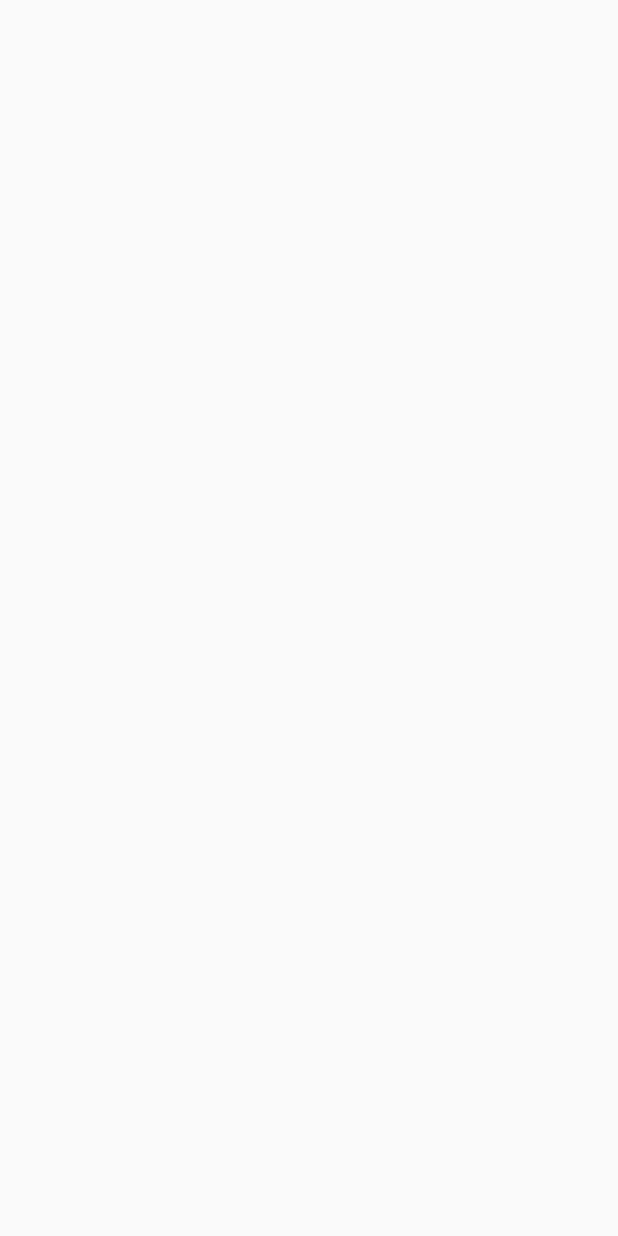
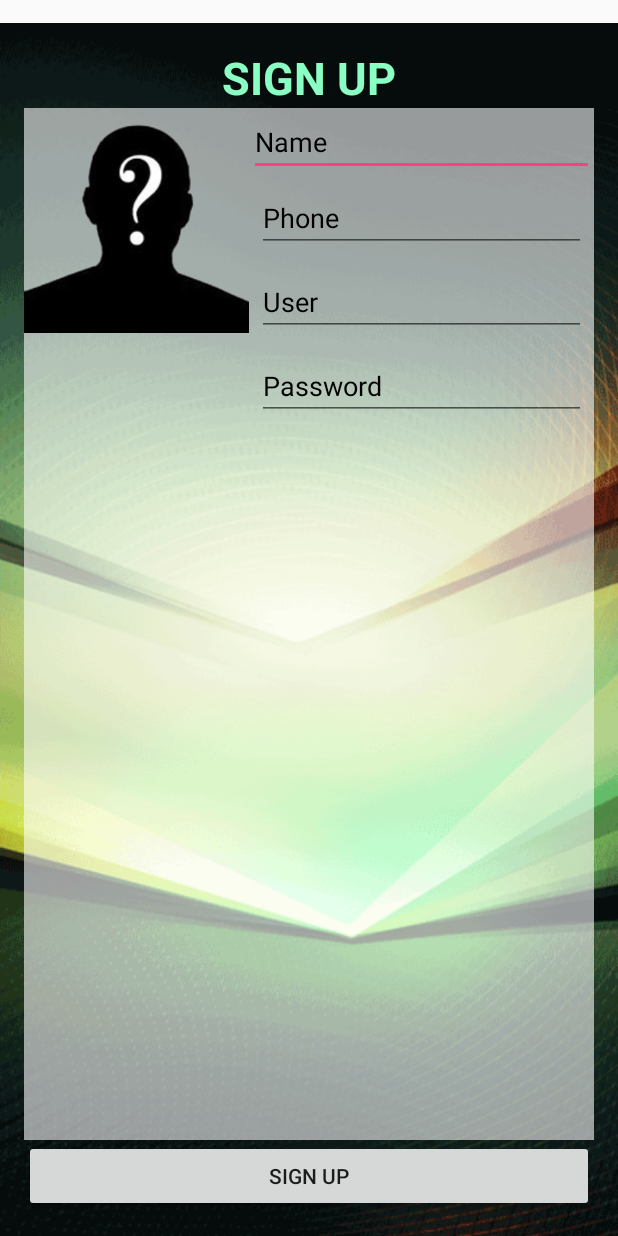
Before and after one commit to iPilotte/AndroidFirst, an Android app: the SignUpActivity screen opened directly, with no data from a screen before it, on a phone screen of 412 x 824 dp. Before the commit the screen is empty. Run offline under Robolectric (Android 15) with nearby library versions, the phone set to English and light mode, and no system bars.

Commit message:
+SignUP Page / Alert

```diff
--- /dev/null
+++ b/app/src/main/java/kku03/chai/waya/training/MyAlert.java
@@ -0,0 +1,42 @@
+package kku03.chai.waya.training;
+
+import android.app.AlertDialog;
+import android.content.Context;
+import android.content.DialogInterface;
+
+/**
+ * Created by TheButterfly on 12-Nov-16.
+ */
+
+public class MyAlert {
+    //Explicit
+    private Context context;
+    private int anInt; //icon
+    private String titleString, messageString;
+
+    public MyAlert(Context context, int anInt, String titleString, String messageString) {
+        this.context = context;
+        this.anInt = anInt;
+        this.titleString = titleString;
+        this.messageString = messageString;
+    }
+
+    public void myDialog() {
+        AlertDialog.Builder builder = new AlertDialog.Builder(context);
+        builder.setCancelable(false);
+        builder.setIcon(anInt);
+        builder.setTitle(titleString);
+        builder.setMessage(messageString);
+        builder.setPositiveButton(" OK ", new DialogInterface.OnClickListener() {
+            @Override
+            public void onClick(DialogInterface dialog, int which) {
+                dialog.dismiss();
+            }
+        });
+        builder.show();
+
+    }
+
+
+
+} //Main CLass
--- a/app/src/main/java/kku03/chai/waya/training/SignUpActivity.java
+++ b/app/src/main/java/kku03/chai/waya/training/SignUpActivity.java
@@ -2,12 +2,55 @@ package kku03.chai.waya.training;
 
 import android.support.v7.app.AppCompatActivity;
 import android.os.Bundle;
+import android.util.Log;
+import android.view.View;
+import android.widget.Button;
+import android.widget.EditText;
+import android.widget.ImageView;
 
 public class SignUpActivity extends AppCompatActivity {
+
+    //Exelicit
+    private EditText nameEditText, phoneEditText, userEditText, passwordEditText;
+    private ImageView imageView;
+    private Button button;
+    private String nameString, phoneString, userString, passwordString;
 
     @Override
     protected void onCreate(Bundle savedInstanceState) {
         super.onCreate(savedInstanceState);
         setContentView(R.layout.activity_sign_up);
-    }
-}
+
+        //Bind Widget
+        nameEditText = (EditText) findViewById(R.id.editText5);
+        phoneEditText = (EditText) findViewById(R.id.editText2);
+        userEditText = (EditText) findViewById(R.id.editText3);
+        passwordEditText = (EditText) findViewById(R.id.editText4);
+        imageView = (ImageView) findViewById(R.id.imageView);
+        button = (Button) findViewById(R.id.button3);
+
+
+        //SignUp Controller
+        button.setOnClickListener(new View.OnClickListener() {
+            @Override
+            public void onClick(View v) {
+
+                //Get Value From EditText
+                nameString = nameEditText.getText().toString().trim();
+                phoneString = phoneEditText.getText().toString().trim();
+                userString = userEditText.getText().toString().trim();
+                passwordString = passwordEditText.getText().toString().trim();
+
+                //CheckSpace
+                if (nameString.equals("") || phoneString.equals("") || userString.equals("") || passwordString.equals("")) {
+                    //Have Space
+                    Log.d("12novV1" , "Have Space");
+                    MyAlert myAlert = new MyAlert(SignUpActivity.this, R.drawable.bird48, "ERROR", "NO SPACE");
+                    myAlert.myDialog();
+                }
+
+            } //Onclick
+        });
+
+    } //Main Method
+} //Main Class
--- a/app/src/main/res/layout/activity_sign_up.xml
+++ b/app/src/main/res/layout/activity_sign_up.xml
@@ -1,5 +1,6 @@
 <?xml version="1.0" encoding="utf-8"?>
 <RelativeLayout xmlns:android="http://schemas.android.com/apk/res/android"
+    xmlns:app="http://schemas.android.com/apk/res-auto"
     xmlns:tools="http://schemas.android.com/tools"
     android:id="@+id/activity_sign_up"
     android:layout_width="match_parent"
@@ -8,6 +9,91 @@
     android:paddingLeft="@dimen/activity_horizontal_margin"
     android:paddingRight="@dimen/activity_horizontal_margin"
     android:paddingTop="@dimen/activity_vertical_margin"
-    tools:context="kku03.chai.waya.training.SignUpActivity">
+    tools:context="kku03.chai.waya.training.SignUpActivity"
+    android:layout_marginTop="15dp"
+    android:background="@drawable/bg19">
 
+    <TextView
+        android:text="SIGN UP"
+        android:layout_width="wrap_content"
+        android:layout_height="wrap_content"
+        android:id="@+id/textView2"
+        android:textSize="@dimen/h1"
+        android:textStyle="normal|bold"
+        android:layout_centerHorizontal="true"
+        android:textColor="@color/aText"
+        android:textColorHint="@android:color/background_dark" />
+
+    <Button
+        android:text="SIGN UP"
+        android:layout_width="match_parent"
+        android:layout_height="wrap_content"
+        android:id="@+id/button3"
+        android:layout_centerHorizontal="true"
+        android:layout_alignParentBottom="true" />
+
+    <LinearLayout
+        android:orientation="horizontal"
+        android:layout_width="match_parent"
+        android:layout_height="match_parent"
+        android:layout_below="@+id/textView2"
+        android:layout_above="@+id/button3"
+        android:background="@color/WhiteA30">
+
+        <ImageView
+            android:layout_width="@dimen/icon"
+            android:layout_height="@dimen/icon"
+            app:srcCompat="@drawable/question_man"
+            android:id="@+id/imageView" />
+
+        <LinearLayout
+            android:orientation="vertical"
+            android:layout_width="match_parent"
+            android:layout_height="match_parent">
+
+            <EditText
+                android:layout_width="match_parent"
+                android:layout_height="wrap_content"
+                android:inputType="textPersonName"
+                android:ems="10"
+                android:id="@+id/editText5"
+                android:textColorHint="@android:color/background_dark"
+                android:textColor="@color/aText"
+                android:hint="Name" />
+
+            <EditText
+                android:layout_width="match_parent"
+                android:layout_height="wrap_content"
+                android:ems="10"
+                android:id="@+id/editText2"
+                android:layout_margin="5dp"
+                android:hint="Phone"
+                android:inputType="number"
+                android:textColor="@color/aText"
+                android:textColorHint="@android:color/background_dark" />
+
+            <EditText
+                android:layout_width="match_parent"
+                android:layout_height="wrap_content"
+                android:inputType="textPersonName"
+                android:ems="10"
+                android:id="@+id/editText3"
+                android:layout_margin="5dp"
+                android:hint="User"
+                android:textColor="@color/aText"
+                android:textColorHint="@android:color/background_dark" />
+
+            <EditText
+                android:layout_width="match_parent"
+                android:layout_height="wrap_content"
+                android:inputType="textPersonName"
+                android:ems="10"
+                android:id="@+id/editText4"
+                android:layout_margin="5dp"
+                android:hint="Password"
+                android:textColor="@color/aText"
+                android:textColorHint="@android:color/background_dark" />
+        </LinearLayout>
+
+    </LinearLayout>
 </RelativeLayout>
--- a/app/src/main/res/values/colors.xml
+++ b/app/src/main/res/values/colors.xml
@@ -3,4 +3,7 @@
     <color name="colorPrimary">#3F51B5</color>
     <color name="colorPrimaryDark">#303F9F</color>
     <color name="colorAccent">#FF4081</color>
+    <color name="WhiteA30">#96ffffff</color>
+
+    <color name="aText">#8affc3</color>
 </resources>
--- a/app/src/main/res/values/dimens.xml
+++ b/app/src/main/res/values/dimens.xml
@@ -2,4 +2,10 @@
     <!-- Default screen margins, per the Android Design guidelines. -->
     <dimen name="activity_horizontal_margin">16dp</dimen>
     <dimen name="activity_vertical_margin">16dp</dimen>
+
+    //Text Use | sp | enlarge text not layout
+    <dimen name="h1">30sp</dimen>
+    <dimen name="h2">20sp</dimen>
+    <dimen name="icon">150dp</dimen>
+
 </resources>
```
Also changed, not shown: app/src/main/res/drawable/bg19.png (added), app/src/main/res/drawable/bird48.png (added), app/src/main/res/drawable/doremon48.png (added), app/src/main/res/drawable/kon48.png (added), app/src/main/res/drawable/nobita48.png (added), app/src/main/res/drawable/question_man.png (added), app/src/main/res/drawable/rat48.png (added).
